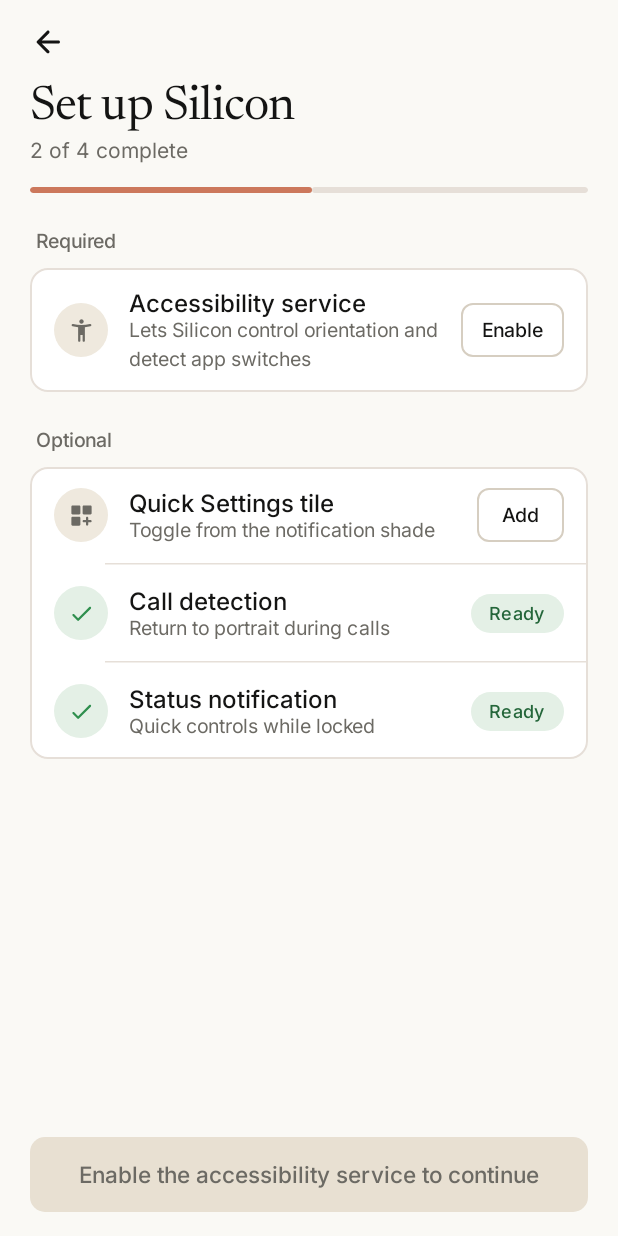
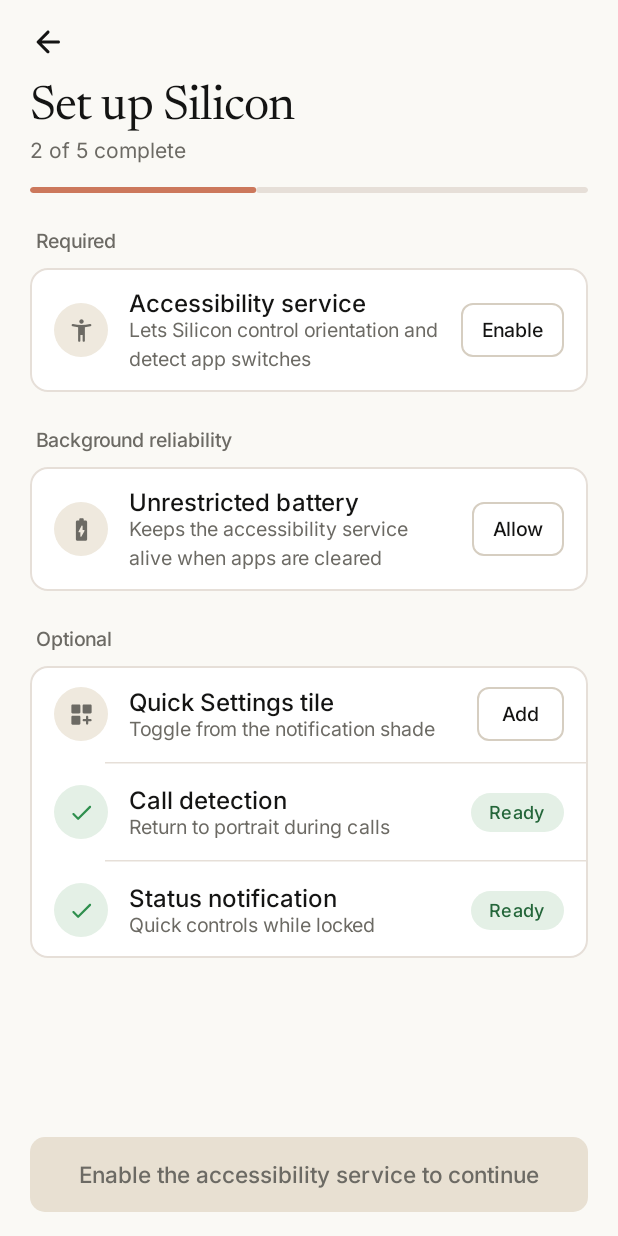
Before and after one commit to ixmuted/Silicon, an Android app built with Jetpack Compose: the screen it shows after launch (MainActivity), on a phone screen of 412 x 824 dp. Run offline under Robolectric (Android 15) with nearby library versions, the phone set to English and light mode, and no system bars.

Commit message:
fix: harden accessibility service persistence for Redmi Note 10 / MIUI

```diff
--- a/app/src/main/java/com/silicon/ui/screens/SetupScreen.kt
+++ b/app/src/main/java/com/silicon/ui/screens/SetupScreen.kt
@@ -27,10 +27,13 @@ import androidx.compose.foundation.shape.RoundedCornerShape
 import androidx.compose.foundation.verticalScroll
 import androidx.compose.material.icons.Icons
 import androidx.compose.material.icons.rounded.AccessibilityNew
+import androidx.compose.material.icons.rounded.BatteryChargingFull
 import androidx.compose.material.icons.rounded.Call
 import androidx.compose.material.icons.rounded.Check
 import androidx.compose.material.icons.rounded.DashboardCustomize
 import androidx.compose.material.icons.rounded.Notifications
+import androidx.compose.material.icons.rounded.RestartAlt
+import androidx.compose.material.icons.rounded.Tune
 import androidx.compose.material3.Button
 import androidx.compose.material3.ButtonDefaults
 import androidx.compose.material3.Icon
@@ -57,24 +60,31 @@ import com.silicon.ui.components.SettingsGroupDivider
 fun SetupScreen(
     state: RotationState,
     accessibilityEnabled: Boolean,
+    batteryOptimizationIgnored: Boolean,
+    isXiaomiDevice: Boolean,
     phonePermissionGranted: Boolean,
     notificationPermissionGranted: Boolean,
     tileAdded: Boolean,
     onBack: () -> Unit,
     onEnableAccessibility: () -> Unit,
+    onRequestIgnoreBatteryOptimizations: () -> Unit,
+    onOpenAutostartSettings: () -> Unit,
+    onOpenAppSettings: () -> Unit,
     onAddQuickSettingsTile: () -> Unit,
     onRequestPhonePermission: () -> Unit,
     onRequestNotificationPermission: () -> Unit
 ) {
+    val totalSteps = 5
     val completedSteps = listOf(
         accessibilityEnabled,
+        batteryOptimizationIgnored,
         tileAdded,
         phonePermissionGranted,
         notificationPermissionGranted
     ).count { it }
 
     val animatedProgress by animateFloatAsState(
-        targetValue = completedSteps / 4f,
+        targetValue = completedSteps / totalSteps.toFloat(),
         animationSpec = tween(400),
         label = "setup_progress"
     )
@@ -88,7 +98,7 @@ fun SetupScreen(
     ) {
         ScreenHeader(
             title = "Set up Silicon",
-            subtitle = "$completedSteps of 4 complete",
+            subtitle = "$completedSteps of $totalSteps complete",
             onBack = onBack
         )
 
@@ -124,6 +134,43 @@ fun SetupScreen(
                         actionLabel = "Enable",
                         onAction = onEnableAccessibility
                     )
+                }
+            }
+
+            Column(verticalArrangement = Arrangement.spacedBy(10.dp)) {
+                SectionLabel("Background reliability")
+                SettingsGroupCard {
+                    SetupStepRow(
+                        icon = Icons.Rounded.BatteryChargingFull,
+                        title = "Unrestricted battery",
+                        subtitle = "Keeps the accessibility service alive when apps are cleared",
+                        completed = batteryOptimizationIgnored,
+                        completedLabel = "Ready",
+                        actionLabel = "Allow",
+                        onAction = onRequestIgnoreBatteryOptimizations
+                    )
+                    if (isXiaomiDevice) {
+                        SettingsGroupDivider()
+                        SetupStepRow(
+                            icon = Icons.Rounded.RestartAlt,
+                            title = "MIUI Autostart",
+                            subtitle = "Enable Autostart so Redmi/MIUI won't stop Silicon from recents",
+                            completed = false,
+                            completedLabel = "Open",
+                            actionLabel = "Open",
+                            onAction = onOpenAutostartSettings
+                        )
+                        SettingsGroupDivider()
+                        SetupStepRow(
+                            icon = Icons.Rounded.Tune,
+                            title = "App battery saver",
+                            subtitle = "Set Battery saver to No restrictions & lock Silicon in Recents",
+                            completed = false,
+                            completedLabel = "App info",
+                            actionLabel = "App info",
+                            onAction = onOpenAppSettings
+                        )
+                    }
                 }
             }
 
```
